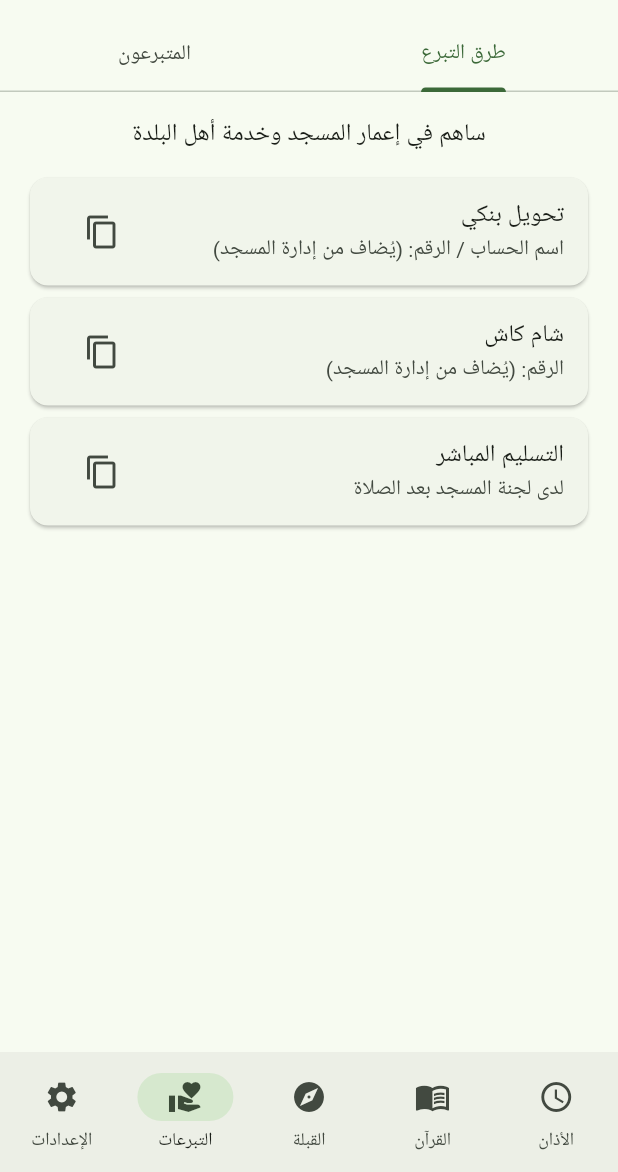
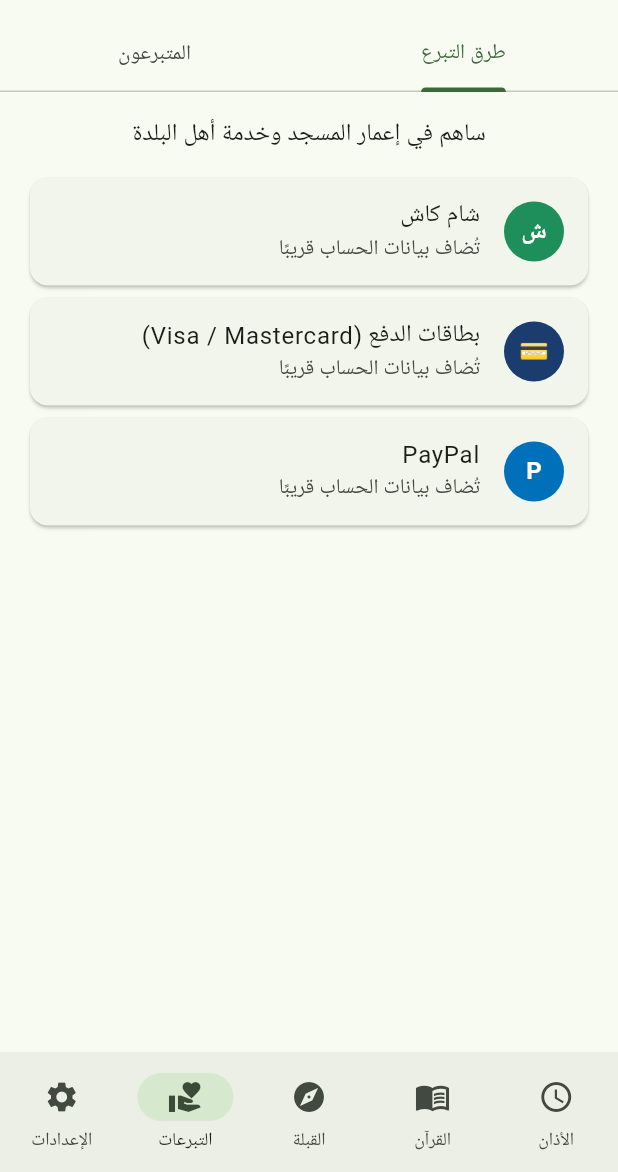
Before and after one commit to mohamedal2min-u/kansafra-mosque-app, a Flutter app: the screen it shows after launch, item 4 of the bottom bar chosen, on a phone screen of 412 x 824 dp, the part 64-1236 px from its top. Run offline on Flutter 3.47's test engine with Material 3 defaults, Android fonts, the phone set to English and light mode, and no system bars; our stand-ins replace adhan, flutter_compass, flutter_local_notifications, hijri, just_audio, shared_preferences and 1 more; project files that could hold a hidden picture were left out.

Commit message:
Donation methods badges, donor reference code, APK build workflow
Co-Authored-By: Claude Sonnet 5.5 <noreply@anthropic.com>
Claude-Session: https://claude.ai/code/session_01XkGBCwJKScyzzPNe4HDGLL

```diff
--- a/lib/config.dart
+++ b/lib/config.dart
@@ -11,16 +11,18 @@ class MosqueConfig {
   /// تعديل دقائق لكل صلاة لمطابقة جدول المسجد (مثال: {'fajr': 2}).
   static const minuteAdjustments = <String, int>{};
 
-  /// طرق التبرع - ضع بيانات المسجد الحقيقية (لا تُنشر أرقام غير مؤكدة).
+  /// طرق التبرع. اترك [DonationMethod.details] فارغًا حتى تُضاف البيانات الحقيقية من إدارة المسجد.
   static const donationMethods = <DonationMethod>[
-    DonationMethod(title: 'تحويل بنكي', details: 'اسم الحساب / الرقم: (يُضاف من إدارة المسجد)'),
-    DonationMethod(title: 'شام كاش', details: 'الرقم: (يُضاف من إدارة المسجد)'),
-    DonationMethod(title: 'التسليم المباشر', details: 'لدى لجنة المسجد بعد الصلاة'),
+    DonationMethod(title: 'شام كاش', badge: 'ش', color: 0xFF1E8E5A),
+    DonationMethod(title: 'بطاقات الدفع (Visa / Mastercard)', badge: '💳', color: 0xFF1A3C6E),
+    DonationMethod(title: 'PayPal', badge: 'P', color: 0xFF0070BA),
   ];
 }
 
 class DonationMethod {
   final String title;
   final String details;
-  const DonationMethod({required this.title, required this.details});
+  final String badge;
+  final int color;
+  const DonationMethod({required this.title, this.details = '', required this.badge, required this.color});
 }
--- a/lib/donors/donors_repository.dart
+++ b/lib/donors/donors_repository.dart
@@ -12,8 +12,9 @@ class Donor {
 abstract class DonorsRepository {
   Future<List<Donor>> approvedDonors();
 
+  /// [reference] رمز يكتبه المتبرع في ملاحظة التحويل ليطابقه المسؤول مع كشف الحساب.
   /// يرسل طلب ظهور في القائمة. لا يظهر الاسم إلا بعد موافقة إدارة المسجد.
-  Future<void> submit({String? name});
+  Future<void> submit({String? name, required String reference});
 }
 
 /// تنفيذ مؤقت داخل الذاكرة للتجربة فقط: لا يحفظ ولا يشارك البيانات بين الأجهزة.
@@ -24,7 +25,7 @@ class InMemoryDonorsRepository implements DonorsRepository {
   Future<List<Donor>> approvedDonors() async => List.unmodifiable(_approved);
 
   @override
-  Future<void> submit({String? name}) async {}
+  Future<void> submit({String? name, required String reference}) async {}
 }
 
 DonorsRepository donorsRepository = InMemoryDonorsRepository();
--- a/lib/screens/donations_screen.dart
+++ b/lib/screens/donations_screen.dart
@@ -36,9 +36,16 @@ class _Methods extends StatelessWidget {
         for (final m in MosqueConfig.donationMethods)
           Card(
             child: ListTile(
+              leading: CircleAvatar(
+                backgroundColor: Color(m.color),
+                foregroundColor: Colors.white,
+                child: Text(m.badge, style: const TextStyle(fontWeight: FontWeight.bold)),
+              ),
               title: Text(m.title),
-              subtitle: Text(m.details),
-              trailing: IconButton(
+              subtitle: Text(m.details.isEmpty ? 'تُضاف بيانات الحساب قريبًا' : m.details),
+              trailing: m.details.isEmpty
+                  ? null
+                  : IconButton(
                       icon: const Icon(Icons.copy),
                       tooltip: 'نسخ',
                       onPressed: () {
```
Also changed, not shown: lib/donors/donors_tab.dart (+16 -2 lines), 1 other file. Lines whose indentation alone changed are shown as unchanged.
